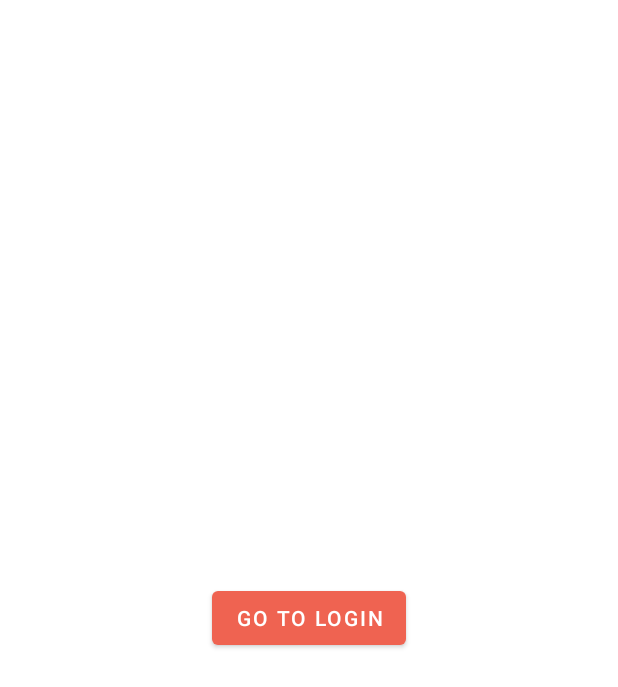
After one commit to Maria-Alexandra-Boros/PixelPower, an Android app: the layout activity_welcome.xml on its own in the app's theme, with its tools: preview values and no code run, on a phone screen of 412 x 824 dp. The commit adds this screen. Shown: the top 687 px of the screen. Run offline under Robolectric (Android 15) with nearby library versions, the phone set to English and light mode, and no system bars.

Commit message:
welcome page

```diff
--- a/PixelPower2024/app/build.gradle.kts
+++ b/PixelPower2024/app/build.gradle.kts
@@ -44,6 +44,10 @@ dependencies {
     implementation(libs.firebase.database)
     implementation(libs.navigation.fragment)
     implementation(libs.navigation.ui)
+    implementation("androidx.appcompat:appcompat:1.6.1")
+    implementation("com.google.android.material:material:1.12.0")
+    implementation("androidx.activity:activity:1.9.0")
+    implementation("androidx.constraintlayout:constraintlayout:2.1.4")
     testImplementation(libs.junit)
     androidTestImplementation(libs.ext.junit)
     androidTestImplementation(libs.espresso.core)
--- a/PixelPower2024/app/src/main/AndroidManifest.xml
+++ b/PixelPower2024/app/src/main/AndroidManifest.xml
@@ -12,6 +12,9 @@
         android:supportsRtl="true"
         android:theme="@style/Theme.PixelPower2024"
         tools:targetApi="31">
+        <activity
+            android:name=".WelcomeActivity"
+            android:exported="false"/>
         <activity
             android:name=".EditProfile"
             android:exported="false" />
--- a/PixelPower2024/app/src/main/java/com/example/pixelpower2024/MainActivity.java
+++ b/PixelPower2024/app/src/main/java/com/example/pixelpower2024/MainActivity.java
@@ -24,7 +24,7 @@ public class MainActivity extends AppCompatActivity {
             @Override
             public void run()
             {
-                Intent intent = new Intent(MainActivity.this,LoginActivity.class);
+                Intent intent = new Intent(MainActivity.this, WelcomeActivity.class);
                 startActivity(intent);
                 finish();
             }
--- /dev/null
+++ b/PixelPower2024/app/src/main/res/layout/activity_welcome.xml
@@ -0,0 +1,13 @@
+<!-- res/layout/activity_welcome.xml -->
+<LinearLayout xmlns:android="http://schemas.android.com/apk/res/android"
+    android:layout_width="match_parent"
+    android:layout_height="match_parent"
+    android:orientation="vertical"
+    android:gravity="center">
+
+    <Button
+        android:id="@+id/button_to_login"
+        android:layout_width="wrap_content"
+        android:layout_height="wrap_content"
+        android:text="Go to Login" />
+</LinearLayout>
```
Also changed, not shown: PixelPower2024/app/src/main/java/com/example/pixelpower2024/WelcomeActivity.java (added, +25 -0 lines).
